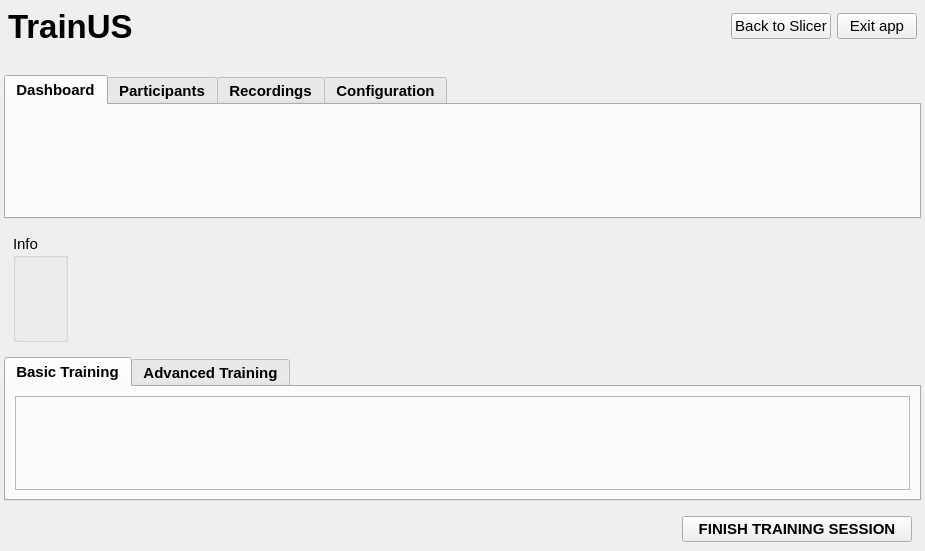
The window that Modules/Home/Resources/UI/Home.ui (EBATINCA/TrainUS) describes before a commit, drawn with Qt 5.
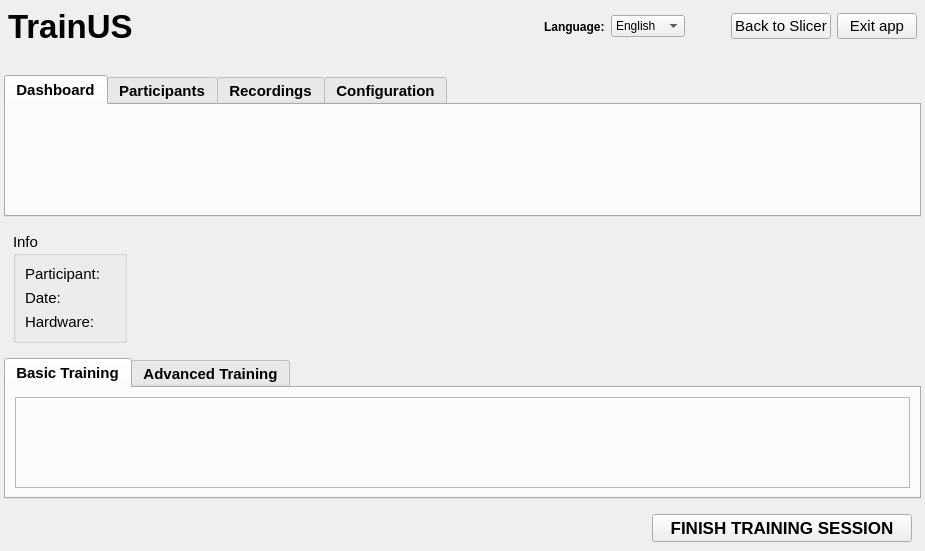
The same window after the commit. Custom widgets are drawn as their Qt base class.

Commit message:
ENH: Add infrastructure to translate UI texts to multiple languages
A .json file needs to be defined for each new language. This file contains the translation of each text in the UI. Text are updated when language selection changes.

What changed in the file:
```diff
--- a/Modules/Home/Resources/UI/Home.ui
+++ b/Modules/Home/Resources/UI/Home.ui
@@ -53,18 +53,48 @@
       <property name="bottomMargin">
        <number>4</number>
       </property>
+      <item row="0" column="1">
+       <spacer name="horizontalSpacer">
+        <property name="font">
+         <font>
+          <weight>50</weight>
+          <bold>false</bold>
+         </font>
+        </property>
+        <property name="orientation">
+         <enum>Qt::Horizontal</enum>
+        </property>
+        <property name="sizeType">
+         <enum>QSizePolicy::Expanding</enum>
+        </property>
+        <property name="sizeHint" stdset="0">
+         <size>
+          <width>40</width>
+          <height>20</height>
+         </size>
+        </property>
+       </spacer>
+      </item>
       <item row="0" column="3">
-       <widget class="QPushButton" name="backToSlicerButton">
+       <widget class="QComboBox" name="languageComboBox">
         <property name="font">
          <font>
-          <pointsize>11</pointsize>
+          <pointsize>9</pointsize>
           <weight>50</weight>
+          <italic>false</italic>
           <bold>false</bold>
          </font>
         </property>
-        <property name="text">
-         <string>Back to Slicer</string>
-        </property>
+        <item>
+         <property name="text">
+          <string>English</string>
+         </property>
+        </item>
+        <item>
+         <property name="text">
+          <string>Español</string>
+         </property>
+        </item>
        </widget>
       </item>
       <item row="1" column="0">
@@ -74,21 +104,7 @@
         </property>
        </widget>
       </item>
-      <item row="0" column="0">
-       <widget class="QLabel" name="label_2">
-        <property name="font">
-         <font>
-          <pointsize>25</pointsize>
-          <weight>75</weight>
-          <bold>true</bold>
-         </font>
-        </property>
-        <property name="text">
-         <string>TrainUS</string>
-        </property>
-       </widget>
-      </item>
-      <item row="0" column="4">
+      <item row="0" column="6">
        <widget class="QPushButton" name="exitAppButton">
         <property name="sizePolicy">
          <sizepolicy hsizetype="Maximum" vsizetype="Maximum">
@@ -108,19 +124,41 @@
         </property>
        </widget>
       </item>
-      <item row="0" column="1">
-       <spacer name="horizontalSpacer">
+      <item row="0" column="5">
+       <widget class="QPushButton" name="backToSlicerButton">
         <property name="font">
          <font>
+          <pointsize>11</pointsize>
           <weight>50</weight>
           <bold>false</bold>
          </font>
         </property>
+        <property name="text">
+         <string>Back to Slicer</string>
+        </property>
+       </widget>
+      </item>
+      <item row="0" column="0">
+       <widget class="QLabel" name="trainUSLogo">
+        <property name="font">
+         <font>
+          <pointsize>25</pointsize>
+          <weight>75</weight>
+          <bold>true</bold>
+         </font>
+        </property>
+        <property name="text">
+         <string>TrainUS</string>
+        </property>
+       </widget>
+      </item>
+      <item row="0" column="4">
+       <spacer name="horizontalSpacer_4">
         <property name="orientation">
          <enum>Qt::Horizontal</enum>
         </property>
         <property name="sizeType">
-         <enum>QSizePolicy::Expanding</enum>
+         <enum>QSizePolicy::Fixed</enum>
         </property>
         <property name="sizeHint" stdset="0">
          <size>
@@ -130,6 +168,20 @@
         </property>
        </spacer>
       </item>
+      <item row="0" column="2">
+       <widget class="QLabel" name="languageLabel">
+        <property name="font">
+         <font>
+          <pointsize>9</pointsize>
+          <weight>75</weight>
+          <bold>true</bold>
+         </font>
+        </property>
+        <property name="text">
+         <string>Language:</string>
+        </property>
+       </widget>
+      </item>
      </layout>
     </widget>
    </item>
@@ -276,36 +328,8 @@
         <property name="checkable">
          <bool>false</bool>
         </property>
-        <layout class="QVBoxLayout" name="verticalLayout_7">
-         <item>
-          <widget class="QLabel" name="participantLabel">
-           <property name="font">
-            <font>
-             <pointsize>11</pointsize>
-             <weight>50</weight>
-             <bold>false</bold>
-            </font>
-           </property>
-           <property name="text">
-            <string/>
-           </property>
-          </widget>
-         </item>
-         <item>
-          <widget class="QLabel" name="dateTimeLabel">
-           <property name="font">
-            <font>
-             <pointsize>11</pointsize>
-             <weight>50</weight>
-             <bold>false</bold>
-            </font>
-           </property>
-           <property name="text">
-            <string/>
-           </property>
-          </widget>
-         </item>
-         <item>
+        <layout class="QGridLayout" name="gridLayout_3">
+         <item row="2" column="1">
           <widget class="QLabel" name="hardwareSetUpLabel">
            <property name="font">
             <font>
@@ -319,6 +343,55 @@
            </property>
           </widget>
          </item>
+         <item row="1" column="1">
+          <widget class="QLabel" name="dateTimeLabel">
+           <property name="font">
+            <font>
+             <pointsize>11</pointsize>
+             <weight>50</weight>
+             <bold>false</bold>
+            </font>
+           </property>
+           <property name="text">
+            <string/>
+           </property>
+          </widget>
+         </item>
+         <item row="0" column="1">
+          <widget class="QLabel" name="participantLabel">
+           <property name="font">
+            <font>
+             <pointsize>11</pointsize>
+             <weight>50</weight>
+             <bold>false</bold>
+            </font>
+           </property>
+           <property name="text">
+            <string/>
+           </property>
+          </widget>
+         </item>
+         <item row="0" column="0">
+          <widget class="QLabel" name="participantInfoLabel_1">
+           <property name="text">
+            <string>Participant:</string>
+           </property>
+          </widget>
+         </item>
+         <item row="1" column="0">
+          <widget class="QLabel" name="participantInfoLabel_2">
+           <property name="text">
+            <string>Date:</string>
+           </property>
+          </widget>
+         </item>
+         <item row="2" column="0">
+          <widget class="QLabel" name="participantInfoLabel_3">
+           <property name="text">
+            <string>Hardware:</string>
+           </property>
+          </widget>
+         </item>
         </layout>
        </widget>
       </item>
@@ -429,31 +502,19 @@
      <property name="frameShadow">
       <enum>QFrame::Raised</enum>
      </property>
-     <layout class="QHBoxLayout" name="horizontalLayout_2">
-      <item>
-       <spacer name="horizontalSpacer_2">
-        <property name="font">
-         <font>
-          <weight>50</weight>
-          <bold>false</bold>
-         </font>
+     <layout class="QGridLayout" name="gridLayout_4">
+      <item row="0" column="0">
+       <widget class="QLabel" name="label_2">
+        <property name="text">
+         <string/>
         </property>
-        <property name="orientation">
-         <enum>Qt::Horizontal</enum>
-        </property>
-        <property name="sizeHint" stdset="0">
-         <size>
-          <width>40</width>
-          <height>20</height>
-         </size>
-        </property>
-       </spacer>
+       </widget>
       </item>
-      <item>
+      <item row="0" column="2" rowspan="2">
        <widget class="QPushButton" name="finishTrainingButton">
         <property name="font">
          <font>
-          <pointsize>11</pointsize>
+          <pointsize>13</pointsize>
           <weight>75</weight>
           <bold>true</bold>
          </font>
@@ -463,6 +524,25 @@
         </property>
        </widget>
       </item>
+      <item row="0" column="1">
+       <spacer name="horizontalSpacer_2">
+        <property name="font">
+         <font>
+          <weight>50</weight>
+          <bold>false</bold>
+         </font>
+        </property>
+        <property name="orientation">
+         <enum>Qt::Horizontal</enum>
+        </property>
+        <property name="sizeHint" stdset="0">
+         <size>
+          <width>40</width>
+          <height>20</height>
+         </size>
+        </property>
+       </spacer>
+      </item>
      </layout>
     </widget>
    </item>
```
The commit also changes 9 other files.
